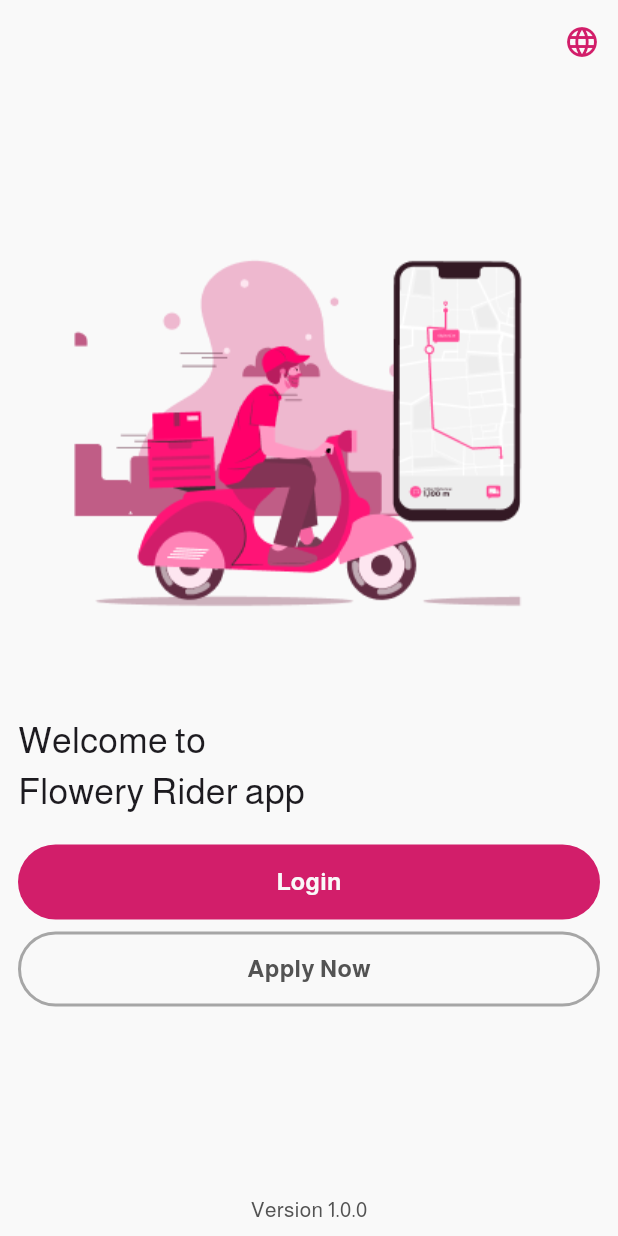
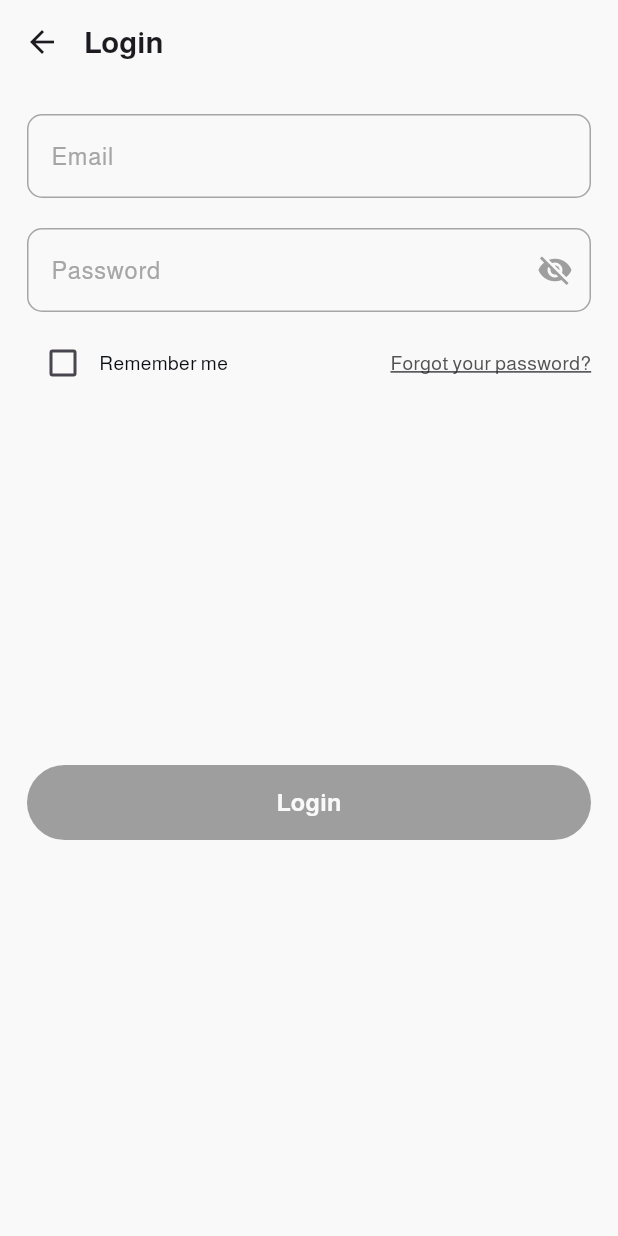
Before and after one commit to ahmedas3d/Tracking_App, a Flutter app: the screen it shows after launch, after a tap on "Login", on a phone screen of 412 x 824 dp. Run offline on Flutter 3.47's test engine with Material 3 defaults, Android fonts, the light colour scheme and no system bars; drawn by our look-alikes of modal_progress_hud_nsn; our stand-ins replace pin_code_fields.

Commit message:
create login screen , forgot password , email verification and custom text field

```diff
--- a/lib/core/routes/routes.dart
+++ b/lib/core/routes/routes.dart
@@ -1,14 +1,26 @@
 import 'package:flutter/material.dart';
+import 'package:tracking_app/features/AuthFeature/presentation/view/screens/forgot_password_screen.dart';
+import 'package:tracking_app/features/AuthFeature/presentation/view/screens/login_screen.dart';
+import 'package:tracking_app/features/AuthFeature/presentation/view/screens/email_verification.dart';
 import 'package:tracking_app/features/AuthFeature/presentation/view/screens/welcome_screen.dart';
 
 class AppRoutes {
-  static const String splash = '/';
-  static const String welcomeScreen = '/welcomeScreen';
+  static const String welcomeScreen = '/';
+  static const String loginScreen = '/loginScreen';
+  static const String forgotPasswordScreen = '/forgotPasswordScreen';
+  static const String emailVerificationScreen = '/emailVerificationScreen';
 
   static Route<dynamic> generateRoute(RouteSettings settings) {
     switch (settings.name) {
       case welcomeScreen:
         return MaterialPageRoute(builder: (_) => const WelcomeScreen());
+      case loginScreen:
+        return MaterialPageRoute(builder: (_) => const LoginScreen());
+      case forgotPasswordScreen:
+        return MaterialPageRoute(builder: (_) => const ForgotScreen());
+      case emailVerificationScreen:
+        return MaterialPageRoute(
+            builder: (_) => const EmailVerificationScreen());
       default:
         return MaterialPageRoute(
           builder: (_) => const Scaffold(
--- /dev/null
+++ b/lib/features/AuthFeature/presentation/view/screens/login_screen.dart
@@ -0,0 +1,156 @@
+import 'package:flutter/material.dart';
+import 'package:modal_progress_hud_nsn/modal_progress_hud_nsn.dart';
+import 'package:tracking_app/core/constants.dart';
+import 'package:tracking_app/core/routes/routes.dart';
+import 'package:tracking_app/features/AuthFeature/presentation/view/widgets/custom_text_field.dart';
+import 'package:tracking_app/generated/l10n.dart';
+import 'package:tracking_app/features/AuthFeature/presentation/view/widgets/custom_button.dart';
+
+class LoginScreen extends StatefulWidget {
+  const LoginScreen({super.key});
+
+  @override
+  State<LoginScreen> createState() => _LoginScreenState();
+}
+
+class _LoginScreenState extends State<LoginScreen> {
+  final TextEditingController email = TextEditingController();
+  final TextEditingController password = TextEditingController();
+  final GlobalKey<FormState> _formLoginKey = GlobalKey<FormState>();
+
+  bool rememberPassword = false;
+  bool _isObscured = true;
+  bool _isLoading = false;
+  bool _isButtonEnabled = false;
+
+  @override
+  void initState() {
+    super.initState();
+    email.addListener(_validateFields);
+    password.addListener(_validateFields);
+  }
+
+  void _validateFields() {
+    setState(() {
+      _isButtonEnabled = email.text.isNotEmpty && password.text.isNotEmpty;
+    });
+  }
+
+  @override
+  Widget build(BuildContext context) {
+    return Scaffold(
+      backgroundColor: AppColors.backgroundColor,
+      appBar: AppBar(
+        backgroundColor: AppColors.backgroundColor,
+        titleSpacing: 0,
+        title: Text(
+          S.of(context).login,
+          textAlign: TextAlign.center,
+          style: const TextStyle(fontSize: 20, fontWeight: FontWeight.bold),
+        ),
+      ),
+      body: ModalProgressHUD(
+        inAsyncCall: _isLoading,
+        progressIndicator: const CircularProgressIndicator(
+          color: AppColors.primaryColor,
+        ),
+        child: Form(
+          key: _formLoginKey,
+          child: Padding(
+            padding: const EdgeInsets.symmetric(horizontal: 18, vertical: 20),
+            child: Column(
+              children: [
+                customTextField(
+                  controller: email,
+                  label: S.of(context).email,
+                  hint: S.of(context).enteryourEmail,
+                ),
+                const SizedBox(height: 20),
+                customTextField(
+                  controller: password,
+                  label: S.of(context).password,
+                  hint: S.of(context).enteryourPassword,
+                  visibleIcon: Icons.visibility_off,
+                  hiddenIcon: Icons.visibility,
+                  isObscured: _isObscured,
+                  onPressed: () {
+                    setState(() {
+                      _isObscured = !_isObscured;
+                    });
+                  },
+                ),
+                const SizedBox(height: 10),
+                Row(
+                  mainAxisAlignment: MainAxisAlignment.spaceBetween,
+                  children: [
+                    Row(
+                      children: [
+                        Checkbox(
+                          value: rememberPassword,
+                          onChanged: (bool? value) {
+                            if (value != null) {
+                              setState(() {
+                                rememberPassword = value;
+                              });
+                            }
+                          },
+                          activeColor: AppColors.primaryColor,
+                        ),
+                        Text(
+                          S.of(context).rememberpassword,
+                          style: const TextStyle(
+                            color: AppColors.textColor1,
+                            fontSize: 13,
+                          ),
+                        ),
+                      ],
+                    ),
+                    GestureDetector(
+                      onTap: () {
+                        Navigator.pushNamed(
+                            context, AppRoutes.forgotPasswordScreen);
+                      },
+                      child: Text(
+                        S.of(context).forgotpassword,
+                        style: const TextStyle(
+                          decoration: TextDecoration.underline,
+                          color: AppColors.greyColor,
+                          fontSize: 13,
+                        ),
+                      ),
+                    ),
+                  ],
+                ),
+                const Spacer(
+                  flex: 2,
+                ),
+                customButton(
+                  title: S.of(context).login,
+                  onTap: () {
+                    if (_isButtonEnabled) {
+                      if (_formLoginKey.currentState!.validate()) {
+                      } else {
+                        ScaffoldMessenger.of(context).showSnackBar(
+                          SnackBar(
+                            content: Text(S.of(context).pleaseFillAllFields),
+                            backgroundColor: AppColors.primaryColor,
+                          ),
+                        );
+                      }
+                    }
+                  },
+                  color:
+                      _isButtonEnabled ? AppColors.primaryColor : Colors.grey,
+                  textColor: AppColors.textColor2,
+                ),
+                const Spacer(
+                  flex: 2,
+                ),
+              ],
+            ),
+          ),
+        ),
+      ),
+    );
+  }
+}
--- a/lib/features/AuthFeature/presentation/view/screens/welcome_screen.dart
+++ b/lib/features/AuthFeature/presentation/view/screens/welcome_screen.dart
@@ -1,5 +1,6 @@
 import 'package:flutter/material.dart';
 import 'package:tracking_app/core/constants.dart';
+import 'package:tracking_app/core/routes/routes.dart';
 import 'package:tracking_app/features/AuthFeature/presentation/view/widgets/custom_button.dart';
 import 'package:tracking_app/features/AuthFeature/presentation/view/widgets/translate_button.dart';
 import 'package:tracking_app/generated/l10n.dart';
@@ -51,7 +52,9 @@ class WelcomeScreen extends StatelessWidget {
             ),
             customButton(
               title: S.of(context).login,
-              onTap: () {},
+              onTap: () {
+                Navigator.pushNamed(context, AppRoutes.loginScreen);
+              },
               color: AppColors.primaryColor,
               textColor: AppColors.textColor2,
             ),
--- /dev/null
+++ b/lib/features/AuthFeature/presentation/view/widgets/custom_text_field.dart
@@ -0,0 +1,57 @@
+import 'package:flutter/material.dart';
+import 'package:tracking_app/core/constants.dart';
+
+Widget customTextField({
+  required TextEditingController controller,
+  required String label,
+  required String hint,
+  IconData? visibleIcon,
+  IconData? hiddenIcon,
+  bool isObscured = false,
+  VoidCallback? onPressed,
+}) {
+  return TextFormField(
+    controller: controller,
+    obscureText: isObscured, // Ensure this handles text obscuring
+    validator: (value) {
+      if (value == null || value.isEmpty) {
+        return 'Please enter $label';
+      }
+      return null;
+    },
+    style: const TextStyle(color: AppColors.textColor1),
+    decoration: InputDecoration(
+      label: Text(label),
+      labelStyle: const TextStyle(
+        color: AppColors.textColor3,
+      ),
+      hintText: hint,
+      hintStyle: const TextStyle(color: AppColors.textColor3),
+      enabledBorder: OutlineInputBorder(
+        borderSide: const BorderSide(color: AppColors.textColor3),
+        borderRadius: BorderRadius.circular(10),
+      ),
+      focusedBorder: OutlineInputBorder(
+        borderSide: const BorderSide(color: AppColors.textColor3),
+        borderRadius: BorderRadius.circular(10),
+      ),
+      errorBorder: OutlineInputBorder(
+        borderSide: const BorderSide(color: AppColors.errorColor),
+        borderRadius: BorderRadius.circular(10),
+      ),
+      focusedErrorBorder: OutlineInputBorder(
+        borderSide: const BorderSide(color: AppColors.errorColor),
+        borderRadius: BorderRadius.circular(10),
+      ),
+      suffixIcon: (visibleIcon != null && hiddenIcon != null)
+          ? IconButton(
+              icon: Icon(
+                isObscured ? visibleIcon : hiddenIcon, // Toggles icon
+                color: Colors.grey,
+              ),
+              onPressed: onPressed,
+            )
+          : null,
+    ),
+  );
+}
--- a/pubspec.yaml
+++ b/pubspec.yaml
@@ -37,6 +37,8 @@ dependencies:
   flutter_localization: ^0.3.1
   intl: ^0.19.0
   intl_utils: ^2.8.9
+  modal_progress_hud_nsn: ^0.5.1
+  pin_code_fields: ^8.0.1
 
 dev_dependencies:
   flutter_test:
```
Also changed, not shown: lib/features/AuthFeature/presentation/view/screens/email_verification.dart (added, +79 -0 lines), lib/features/AuthFeature/presentation/view/screens/forgot_password_screen.dart (added, +104 -0 lines), lib/l10n/intl_ar.arb (+160 -1 lines), lib/l10n/intl_en.arb (+159 -1 lines), lib/generated/intl/messages_ar.dart, lib/generated/intl/messages_en.dart, lib/generated/l10n.dart, pubspec.lock, 2 other files.
